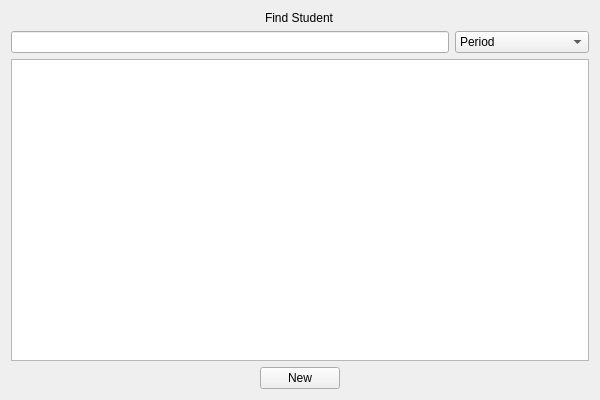
Above: mainwindow.ui from pstakoun/northern-spare-tracker before the change. Below: the same form after it.
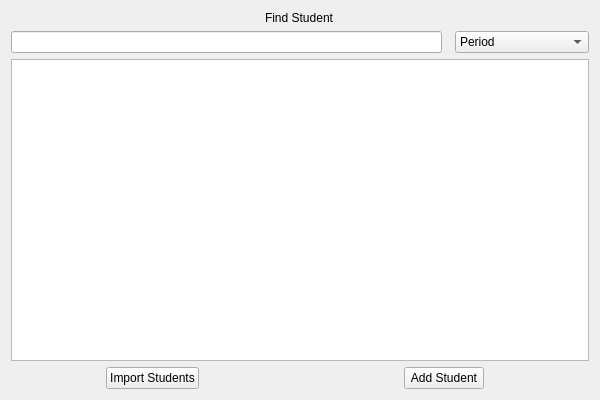
That is the form after the change.

Commit message: Add import button

```diff
--- a/mainwindow.ui
+++ b/mainwindow.ui
@@ -20,10 +20,13 @@
       <property name="sizeConstraint">
        <enum>QLayout::SetDefaultConstraint</enum>
       </property>
-      <item row="2" column="0" colspan="2">
+      <item row="1" column="0" colspan="3">
+       <widget class="QLineEdit" name="search"/>
+      </item>
+      <item row="2" column="0" colspan="4">
        <widget class="QTableWidget" name="studentTable"/>
       </item>
-      <item row="1" column="1" alignment="Qt::AlignRight">
+      <item row="1" column="3" alignment="Qt::AlignRight">
        <widget class="QComboBox" name="periodComboBox">
         <property name="currentText">
          <string>Period</string>
@@ -75,23 +78,27 @@
         </item>
        </widget>
       </item>
-      <item row="1" column="0">
-       <widget class="QLineEdit" name="search"/>
-      </item>
-      <item row="3" column="0" colspan="2" alignment="Qt::AlignHCenter">
-       <widget class="QPushButton" name="newStudentButton">
-        <property name="text">
-         <string>New</string>
-        </property>
-       </widget>
-      </item>
-      <item row="0" column="0" colspan="2" alignment="Qt::AlignHCenter">
+      <item row="0" column="0" colspan="4" alignment="Qt::AlignHCenter|Qt::AlignVCenter">
        <widget class="QLabel" name="title">
         <property name="text">
          <string>Find Student</string>
         </property>
        </widget>
       </item>
+      <item row="3" column="2" colspan="2" alignment="Qt::AlignHCenter|Qt::AlignVCenter">
+       <widget class="QPushButton" name="addStudentButton">
+        <property name="text">
+         <string>Add Student</string>
+        </property>
+       </widget>
+      </item>
+      <item row="3" column="0" colspan="2" alignment="Qt::AlignHCenter|Qt::AlignVCenter">
+       <widget class="QPushButton" name="importStudentsButton">
+        <property name="text">
+         <string>Import Students</string>
+        </property>
+       </widget>
+      </item>
      </layout>
     </item>
    </layout>
```
The commit also changes 4 other files.
